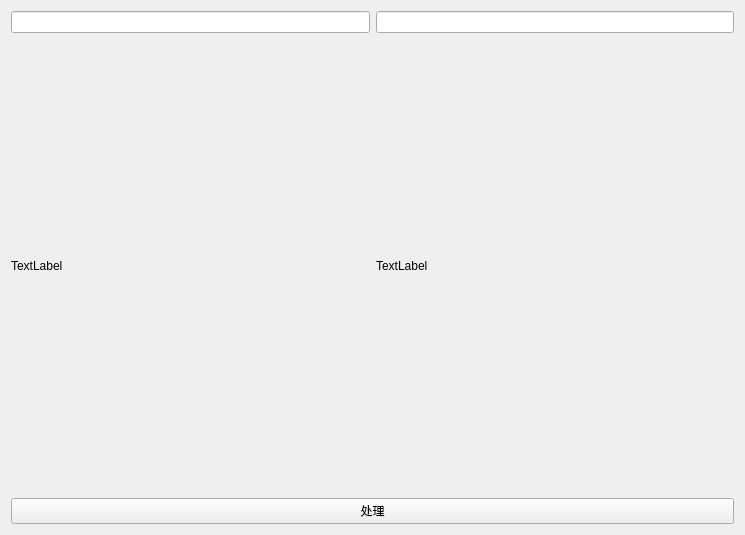
FpgaPublish/k2_smart_eye, file smart_eye_pc_work/pc_to_pa/src/once_blck/once_blck.ui: the form before one commit.
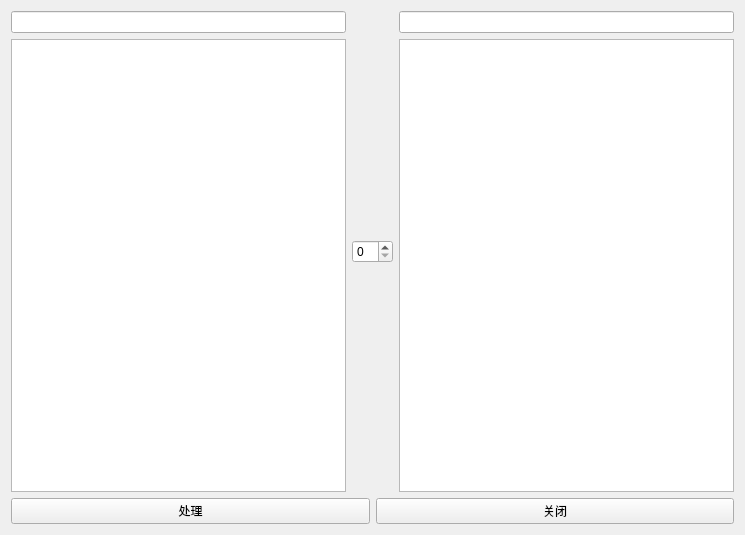
The form after the commit.

The edit to the form file:
```diff
--- a/smart_eye_pc_work/pc_to_pa/src/once_blck/once_blck.ui
+++ b/smart_eye_pc_work/pc_to_pa/src/once_blck/once_blck.ui
@@ -13,45 +13,81 @@
   <property name="windowTitle">
    <string>Form</string>
   </property>
-  <layout class="QVBoxLayout" name="verticalLayout_3">
+  <layout class="QVBoxLayout" name="verticalLayout_4" stretch="7,1">
    <item>
-    <layout class="QHBoxLayout" name="horizontalLayout">
+    <layout class="QHBoxLayout" name="horizontalLayout" stretch="16,1,16">
      <item>
-      <layout class="QVBoxLayout" name="verticalLayout_2">
+      <layout class="QVBoxLayout" name="verticalLayout_2" stretch="7,0">
        <item>
-        <widget class="QLineEdit" name="file_out"/>
+        <widget class="QLineEdit" name="file_in"/>
        </item>
        <item>
-        <widget class="QLabel" name="imag_out">
-         <property name="text">
-          <string>TextLabel</string>
+        <widget class="QGraphicsView" name="imag_in"/>
+       </item>
+      </layout>
+     </item>
+     <item>
+      <layout class="QVBoxLayout" name="verticalLayout_3">
+       <item>
+        <spacer name="verticalSpacer">
+         <property name="orientation">
+          <enum>Qt::Vertical</enum>
          </property>
-        </widget>
+         <property name="sizeHint" stdset="0">
+          <size>
+           <width>20</width>
+           <height>40</height>
+          </size>
+         </property>
+        </spacer>
+       </item>
+       <item>
+        <widget class="QSpinBox" name="delay_cnt"/>
+       </item>
+       <item>
+        <spacer name="verticalSpacer_2">
+         <property name="orientation">
+          <enum>Qt::Vertical</enum>
+         </property>
+         <property name="sizeHint" stdset="0">
+          <size>
+           <width>20</width>
+           <height>40</height>
+          </size>
+         </property>
+        </spacer>
        </item>
       </layout>
      </item>
      <item>
       <layout class="QVBoxLayout" name="verticalLayout">
        <item>
-        <widget class="QLineEdit" name="file_out_2"/>
+        <widget class="QLineEdit" name="file_out"/>
        </item>
        <item>
-        <widget class="QLabel" name="imag_in">
-         <property name="text">
-          <string>TextLabel</string>
-         </property>
-        </widget>
+        <widget class="QGraphicsView" name="imag_out"/>
        </item>
       </layout>
      </item>
     </layout>
    </item>
    <item>
-    <widget class="QPushButton" name="solve_start">
-     <property name="text">
-      <string>处理</string>
-     </property>
-    </widget>
+    <layout class="QHBoxLayout" name="horizontalLayout_2">
+     <item>
+      <widget class="QPushButton" name="solve_start">
+       <property name="text">
+        <string>处理</string>
+       </property>
+      </widget>
+     </item>
+     <item>
+      <widget class="QPushButton" name="solve_close">
+       <property name="text">
+        <string>关闭</string>
+       </property>
+      </widget>
+     </item>
+    </layout>
    </item>
   </layout>
  </widget>
```
